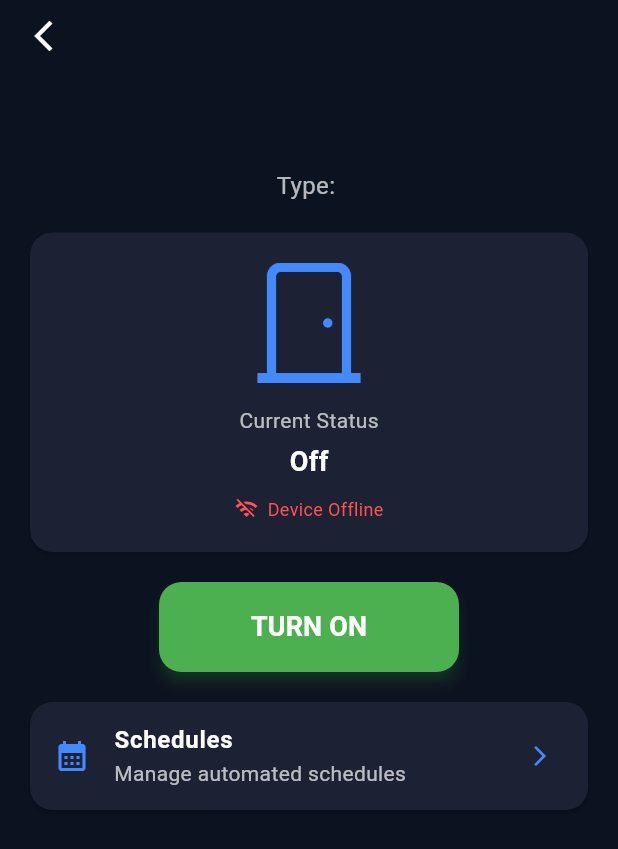
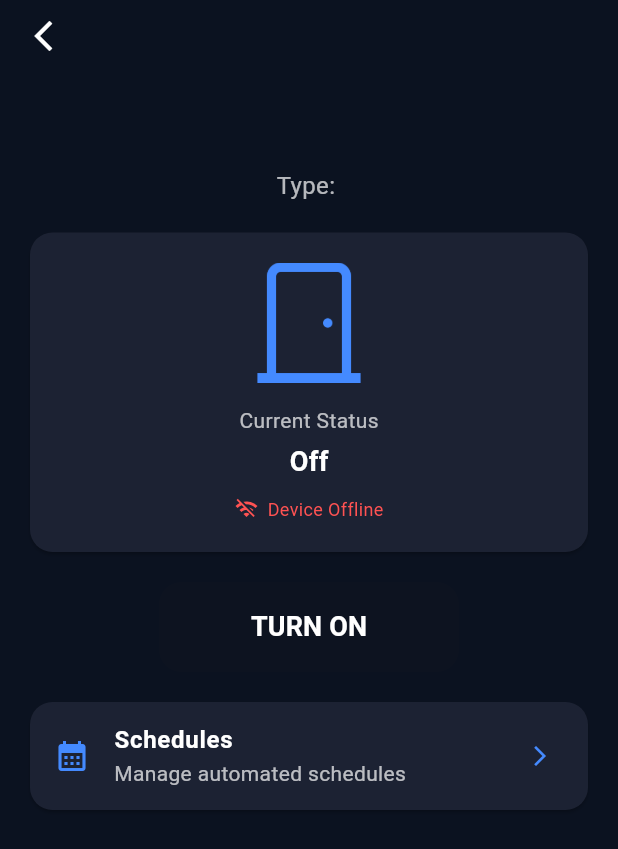
Before and after one commit to maozedoggo/FYP_Smahorz, a Flutter app: the DeviceControlPage screen opened directly with empty values, on a phone screen of 412 x 824 dp. Shown: the top 849 px of the screen. Run offline on Flutter 3.47's test engine with Material 3 defaults, Android fonts, the phone set to English and light mode, and no system bars; our stand-ins replace cloud_firestore, firebase_auth, firebase_core, firebase_database, firebase_messaging, firebase_storage and 5 more; missing offline and left inert: qr_code_scanner; accounts and stored records are empty.

Commit message:
fix-device page debounce

```diff
--- a/lib/views/pages/profile-page/profile_page.dart
+++ b/lib/views/pages/profile-page/profile_page.dart
@@ -297,7 +297,7 @@ class _ProfilePageState extends State<ProfilePage> {
                       child: _activities.isEmpty
                           ? Container(
                               height: 60, // Minimum height to match activity items
-                              alignment: Alignment.centerLeft,
+                              alignment: Alignment.center,
                               child: const Text(
                                 "No recent activity",
                                 style: TextStyle(
--- a/lib/views/pages/settings-page/members_profile_admin.dart
+++ b/lib/views/pages/settings-page/members_profile_admin.dart
@@ -237,7 +237,7 @@ class _MemberProfilePageState extends State<MemberProfilePage> {
                       child: _activities.isEmpty
                           ? Container(
                               height: 60, // Minimum height to match activity items
-                              alignment: Alignment.centerLeft,
+                              alignment: Alignment.center,
                               child: const Text(
                                 "No recent activity",
                                 style: TextStyle(
--- a/lib/views/pages/smart-devices/device_page.dart
+++ b/lib/views/pages/smart-devices/device_page.dart
@@ -27,8 +27,9 @@ class _DeviceControlPageState extends State<DeviceControlPage> {
   // ===========================================================================
   // STATE VARIABLES
   // ===========================================================================
-  bool _isUpdating = false; // Track if update is in progress
+  bool _isUpdating = false;
   dynamic _deviceStatus = false;
+  dynamic _displayedStatus = false;
   String? householdUid;
   final FirebaseFirestore _firestore = FirebaseFirestore.instance;
   final DatabaseReference _realtimeDB = FirebaseDatabase.instanceFor(
@@ -42,8 +43,8 @@ class _DeviceControlPageState extends State<DeviceControlPage> {
   StreamSubscription<DatabaseEvent>? _parcelOutsideSubscription;
   StreamSubscription<DatabaseEvent>? _connectionStatusSubscription;
 
-  bool _isControlling = false;
-  bool _deviceConnected = false; // Track device connection status
+  bool _deviceConnected = false;
+  bool _isInitialLoad = true;
 
   // ===========================================================================
   // LIFECYCLE METHODS
@@ -52,6 +53,15 @@ class _DeviceControlPageState extends State<DeviceControlPage> {
   void initState() {
     super.initState();
     _loadHouseholdUid();
+
+    // Reduced initial load time to 1 second for better UX
+    Future.delayed(const Duration(seconds: 1), () {
+      if (mounted) {
+        setState(() {
+          _isInitialLoad = false;
+        });
+      }
+    });
   }
 
   @override
@@ -64,19 +74,18 @@ class _DeviceControlPageState extends State<DeviceControlPage> {
   }
 
   // ===========================================================================
-  // REALTIME DATABASE METHODS - FIXED
+  // REALTIME DATABASE METHODS
   // ===========================================================================
   void _setupRealtimeListener(String householdId) {
     final deviceType = widget.deviceType.toLowerCase();
 
-    // Cancel any existing subscriptions
     _deviceSubscription?.cancel();
     _parcelInsideSubscription?.cancel();
     _parcelOutsideSubscription?.cancel();
     _connectionStatusSubscription?.cancel();
 
     // ===========================================================================
-    // CONNECTION STATUS LISTENER - NEW
+    // CONNECTION STATUS LISTENER
     // ===========================================================================
     final connectionPath = '$householdId/${widget.deviceId}/connectionStatus';
     print("DeviceControlPage listening to connection status: $connectionPath");
@@ -95,7 +104,6 @@ class _DeviceControlPageState extends State<DeviceControlPage> {
                 "DeviceControlPage connection update: ${widget.deviceId} = $connectionStatus",
               );
             } else {
-              // If connectionStatus doesn't exist, assume device is offline
               setState(() {
                 _deviceConnected = false;
               });
@@ -113,7 +121,6 @@ class _DeviceControlPageState extends State<DeviceControlPage> {
         );
 
     if (deviceType.contains('parcel')) {
-      // Parcel box - listen to individual status paths
       final insidePath = '$householdId/${widget.deviceId}/insideStatus';
       final outsidePath = '$householdId/${widget.deviceId}/outsideStatus';
 
@@ -124,7 +131,7 @@ class _DeviceControlPageState extends State<DeviceControlPage> {
       _parcelInsideSubscription = _realtimeDB.child(insidePath).onValue.listen((
         DatabaseEvent event,
       ) {
-        if (event.snapshot.exists && mounted && !_isControlling) {
+        if (event.snapshot.exists && mounted) {
           final insideStatus = event.snapshot.value == true;
           _updateParcelStatus(insideStatus, true);
         }
@@ -134,13 +141,12 @@ class _DeviceControlPageState extends State<DeviceControlPage> {
           .child(outsidePath)
           .onValue
           .listen((DatabaseEvent event) {
-            if (event.snapshot.exists && mounted && !_isControlling) {
+            if (event.snapshot.exists && mounted) {
               final outsideStatus = event.snapshot.value == true;
               _updateParcelStatus(outsideStatus, false);
             }
           });
     } else {
-      // All other devices - simple status
       final path = '$householdId/${widget.deviceId}/status';
       print("DeviceControlPage listening to: $path");
 
@@ -149,13 +155,17 @@ class _DeviceControlPageState extends State<DeviceControlPage> {
           .onValue
           .listen(
             (DatabaseEvent event) {
-              if (event.snapshot.exists && mounted && !_isControlling) {
+              if (event.snapshot.exists && mounted) {
                 final data = event.snapshot.value;
                 final bool isOn = data == true;
 
+                // Only update if not currently performing a user action
+                if (!_isUpdating) {
                   setState(() {
                     _deviceStatus = isOn;
+                    _displayedStatus = isOn;
                   });
+                }
 
                 print("DeviceControlPage update: ${widget.deviceId} = $isOn");
               }
@@ -168,15 +178,21 @@ class _DeviceControlPageState extends State<DeviceControlPage> {
   }
 
   void _updateParcelStatus(bool status, bool isInside) {
+    // Only update if not currently performing a user action
+    if (_isUpdating) return;
+
     setState(() {
       if (_deviceStatus is! Map) {
         _deviceStatus = {'insideStatus': false, 'outsideStatus': false};
+        _displayedStatus = {'insideStatus': false, 'outsideStatus': false};
       }
 
       if (isInside) {
         _deviceStatus['insideStatus'] = status;
+        _displayedStatus['insideStatus'] = status;
       } else {
         _deviceStatus['outsideStatus'] = status;
+        _displayedStatus['outsideStatus'] = status;
       }
     });
 
@@ -186,39 +202,53 @@ class _DeviceControlPageState extends State<DeviceControlPage> {
   }
 
   // ===========================================================================
-  // DEVICE CONTROL METHODS - FIXED
+  // DEVICE CONTROL METHODS
   // ===========================================================================
-  void _toggleDevice() async {
-    // Only check if already controlling or updating
-    if (householdUid == null || _isControlling || _isUpdating) {
+  Future<void> _toggleDevice() async {
+    if (_isUpdating || householdUid == null || !_deviceConnected) {
       return;
     }
 
-    // Store previous state before any operations
     final previousStatus = _deviceStatus;
+    final previousDisplayStatus = _displayedStatus;
 
     try {
-      _isControlling = true; // Prevent multiple rapid toggles
-      _isUpdating = true; // Show loading state
-      setState(() {}); // Update UI immediately to show loading
+      setState(() {
+        _isUpdating = true;
+
+        // IMMEDIATELY update displayed status for instant UI feedback
+        final deviceType = widget.deviceType.toLowerCase();
+        if (deviceType.contains('parcel')) {
+          final currentInside = _displayedStatus is Map
+              ? _displayedStatus['insideStatus'] ?? false
+              : false;
+          final currentOutside = _displayedStatus is Map
+              ? _displayedStatus['outsideStatus'] ?? false
+              : false;
+          final newState = !(currentInside || currentOutside);
+          _displayedStatus = {
+            'insideStatus': newState,
+            'outsideStatus': newState,
+          };
+        } else {
+          _displayedStatus = !(_displayedStatus == true);
+        }
+      });
 
       final deviceType = widget.deviceType.toLowerCase();
       final newStatus = _getNewStatus();
 
-      print("=== DEVICE CONTROL PAGE - TOGGLING DEVICE ===");
-      print("Device ID: ${widget.deviceId}");
-      print("Device Type: ${widget.deviceType}");
-      print("Household ID: $householdUid");
-      print("New Status: $newStatus");
+      print("=== USER TOGGLING DEVICE ===");
+      print("Device: ${widget.deviceName} (${widget.deviceId})");
+      print("From: $previousStatus");
+      print("To: $newStatus");
 
-      // Perform the update operations and wait for them to complete
       if (deviceType.contains('parcel')) {
         await _updateParcelBoxStatus(newStatus);
       } else {
         await _updateSimpleDeviceStatus(newStatus);
       }
 
-      // Update local state after successful update
       setState(() {
         _deviceStatus = newStatus;
       });
@@ -227,21 +257,27 @@ class _DeviceControlPageState extends State<DeviceControlPage> {
     } catch (error) {
       print("✗ Error controlling device: $error");
 
-      // Revert to previous state on error
       setState(() {
         _deviceStatus = previousStatus;
+        _displayedStatus = previousDisplayStatus;
       });
 
+      if (mounted) {
         ScaffoldMessenger.of(context).showSnackBar(
           SnackBar(
-          content: Text("Error controlling device: $error"),
+            content: Text("Error: ${error.toString()}"),
             backgroundColor: Colors.red,
+            duration: const Duration(seconds: 2),
           ),
         );
+      }
     } finally {
-      _isControlling = false; // Re-enable controls
-      _isUpdating = false; // Hide loading state
-      setState(() {}); // Update UI
+      // FIXED: Remove delay - allow immediate subsequent clicks
+      if (mounted) {
+        setState(() {
+          _isUpdating = false;
+        });
+      }
     }
   }
 
@@ -249,7 +285,6 @@ class _DeviceControlPageState extends State<DeviceControlPage> {
     final deviceType = widget.deviceType.toLowerCase();
 
     if (deviceType.contains('parcel')) {
-      // For parcel box, toggle both doors together in control page
       final currentInside = _deviceStatus is Map
           ? _deviceStatus['insideStatus'] ?? false
           : false;
@@ -257,16 +292,13 @@ class _DeviceControlPageState extends State<DeviceControlPage> {
           ? _deviceStatus['outsideStatus'] ?? false
           : false;
 
-      // Toggle both doors to the same state
       final newState = !(currentInside || currentOutside);
       return {'insideStatus': newState, 'outsideStatus': newState};
     } else {
-      // Simple toggle for other devices
       return !(_deviceStatus == true);
     }
   }
 
-  // ---------- Activity logging helper ----------
   Future<void> _logActivity({
     required String householdId,
     required String userEmail,
@@ -275,7 +307,6 @@ class _DeviceControlPageState extends State<DeviceControlPage> {
     required String action,
   }) async {
     try {
-      // Ensure member document exists with username and role
       final userDoc = await FirebaseFirestore.instance
           .collection('users')
           .doc(userEmail)
@@ -311,14 +342,12 @@ class _DeviceControlPageState extends State<DeviceControlPage> {
   }
 
   Future<void> _updateSimpleDeviceStatus(bool newStatus) async {
-    // Update Firestore
     await _firestore.collection('devices').doc(widget.deviceId).update({
       'status': newStatus,
       'lastUpdated': FieldValue.serverTimestamp(),
     });
     print("✓ Updated Firestore: status = $newStatus");
 
-    // Update Realtime Database
     await _realtimeDB
         .child('$householdUid/${widget.deviceId}/status')
         .set(newStatus);
@@ -326,7 +355,6 @@ class _DeviceControlPageState extends State<DeviceControlPage> {
       "✓ Updated Realtime DB: $householdUid/${widget.deviceId}/status = $newStatus",
     );
 
-    // Log activity
     final user = FirebaseAuth.instance.currentUser;
     final deviceName = widget.deviceName;
     if (user != null && householdUid != null) {
@@ -350,14 +378,12 @@ class _DeviceControlPageState extends State<DeviceControlPage> {
     final insideStatus = newStatus['insideStatus'] ?? false;
     final outsideStatus = newStatus['outsideStatus'] ?? false;
 
-    // Update Firestore
     await _firestore.collection('devices').doc(widget.deviceId).update({
       'status': {'insideStatus': insideStatus, 'outsideStatus': outsideStatus},
       'lastUpdated': FieldValue.serverTimestamp(),
     });
     print("✓ Updated Firestore parcel box status");
 
-    // Update Realtime Database - set both values
     await _realtimeDB
         .child('$householdUid/${widget.deviceId}/insideStatus')
         .set(insideStatus);
@@ -368,7 +394,6 @@ class _DeviceControlPageState extends State<DeviceControlPage> {
       "✓ Updated Realtime DB parcel box: inside=$insideStatus, outside=$outsideStatus",
     );
 
-    // Log activity
     final user = FirebaseAuth.instance.currentUser;
     if (user != null && householdUid != null) {
       final action = (insideStatus || outsideStatus)
@@ -401,17 +426,20 @@ class _DeviceControlPageState extends State<DeviceControlPage> {
         _setupRealtimeListener(householdId);
         print("DeviceControlPage loaded household: $householdId");
 
-        // Also load initial device status
         _loadInitialDeviceStatus();
       } else {
+        if (mounted) {
           ScaffoldMessenger.of(context).showSnackBar(
             const SnackBar(content: Text("Household ID not found.")),
           );
         }
+      }
     } catch (e) {
+      if (mounted) {
         ScaffoldMessenger.of(context).showSnackBar(
           SnackBar(content: Text("Error fetching household ID: $e")),
         );
+      }
     }
   }
 
@@ -432,8 +460,10 @@ class _DeviceControlPageState extends State<DeviceControlPage> {
             _deviceStatus = status is Map
                 ? Map<String, bool>.from(status)
                 : {'insideStatus': false, 'outsideStatus': false};
+            _displayedStatus = _deviceStatus;
           } else {
             _deviceStatus = status == true;
+            _displayedStatus = _deviceStatus;
           }
         });
 
@@ -451,49 +481,51 @@ class _DeviceControlPageState extends State<DeviceControlPage> {
     final deviceType = widget.deviceType.toLowerCase();
 
     if (deviceType.contains('hanger') || deviceType.contains('clothe')) {
-      return _deviceStatus == true ? "Extended" : "Retracted";
+      return _displayedStatus == true ? "Extended" : "Retracted";
     } else if (deviceType.contains('parcel')) {
-      final inside = _deviceStatus is Map
-          ? _deviceStatus['insideStatus'] ?? false
+      final inside = _displayedStatus is Map
+          ? _displayedStatus['insideStatus'] ?? false
           : false;
-      final outside = _deviceStatus is Map
-          ? _deviceStatus['outsideStatus'] ?? false
+      final outside = _displayedStatus is Map
+          ? _displayedStatus['outsideStatus'] ?? false
           : false;
       return 'In: ${inside ? "Open" : "Closed"}, Out: ${outside ? "Open" : "Closed"}';
     }
-    return _deviceStatus == true ? "On" : "Off";
+    return _displayedStatus == true ? "On" : "Off";
   }
 
   String _getButtonText() {
     final deviceType = widget.deviceType.toLowerCase();
 
     if (deviceType.contains('hanger') || deviceType.contains('clothe')) {
-      return _deviceStatus == true ? "RETRACT" : "EXTEND";
+      return _displayedStatus == true ? "RETRACT" : "EXTEND";
     } else if (deviceType.contains('parcel')) {
-      final inside = _deviceStatus is Map
-          ? _deviceStatus['insideStatus'] ?? false
+      final inside = _displayedStatus is Map
+          ? _displayedStatus['insideStatus'] ?? false
           : false;
-      final outside = _deviceStatus is Map
-          ? _deviceStatus['outsideStatus'] ?? false
+      final outside = _displayedStatus is Map
+          ? _displayedStatus['outsideStatus'] ?? false
           : false;
       return (inside || outside) ? "CLOSE ALL" : "OPEN ALL";
     }
-    return _deviceStatus == true ? "TURN OFF" : "TURN ON";
+    return _displayedStatus == true ? "TURN OFF" : "TURN ON";
   }
 
   Color _getButtonColor() {
+    if (_isUpdating) return Colors.grey;
+
     final deviceType = widget.deviceType.toLowerCase();
 
     if (deviceType.contains('parcel')) {
-      final inside = _deviceStatus is Map
-          ? _deviceStatus['insideStatus'] ?? false
+      final inside = _displayedStatus is Map
+          ? _displayedStatus['insideStatus'] ?? false
           : false;
-      final outside = _deviceStatus is Map
-          ? _deviceStatus['outsideStatus'] ?? false
+      final outside = _displayedStatus is Map
+          ? _displayedStatus['outsideStatus'] ?? false
           : false;
       return (inside || outside) ? Colors.redAccent : Colors.green;
     }
-    return _deviceStatus == true ? Colors.redAccent : Colors.green;
+    return _displayedStatus == true ? Colors.redAccent : Colors.green;
   }
 
   String _getDeviceIcon() {
@@ -511,7 +543,7 @@ class _DeviceControlPageState extends State<DeviceControlPage> {
   }
 
   // ===========================================================================
-  // BUILD METHOD - UPDATED UI
+  // BUILD METHOD
   // ===========================================================================
   @override
   Widget build(BuildContext context) {
@@ -520,7 +552,6 @@ class _DeviceControlPageState extends State<DeviceControlPage> {
       body: SafeArea(
         child: Column(
           children: [
-            // Back button
             Padding(
               padding: const EdgeInsets.symmetric(horizontal: 5.0),
               child: Align(
@@ -535,7 +566,6 @@ class _DeviceControlPageState extends State<DeviceControlPage> {
 
             const SizedBox(height: 20),
 
-            // Device name
             Align(
               child: Text(
                 widget.deviceName,
@@ -549,7 +579,6 @@ class _DeviceControlPageState extends State<DeviceControlPage> {
 
             const SizedBox(height: 10),
 
-            // Device type
             Text(
               "Type: ${widget.deviceType}",
               style: const TextStyle(color: Colors.white70, fontSize: 16),
@@ -557,7 +586,6 @@ class _DeviceControlPageState extends State<DeviceControlPage> {
 
             const SizedBox(height: 20),
 
-            // Status Card
             SizedBox(
               width: double.infinity,
               child: Card(
@@ -573,8 +601,7 @@ class _DeviceControlPageState extends State<DeviceControlPage> {
                       Image.asset(
                         _getDeviceIcon(),
                         width: 80,
-                        color: Colors
-                            .blueAccent, // Always blue, not affected by connection status
+                        color: Colors.blueAccent,
                       ),
                       const SizedBox(height: 15),
                       Text(
@@ -591,7 +618,6 @@ class _DeviceControlPageState extends State<DeviceControlPage> {
                         ),
                       ),
                       const SizedBox(height: 10),
-                      // Device Connection Status
                       Row(
                         mainAxisAlignment: MainAxisAlignment.center,
                         children: [
@@ -624,27 +650,22 @@ class _DeviceControlPageState extends State<DeviceControlPage> {
 
             const SizedBox(height: 20),
 
-            // Main Control Button - Centered
+            // FIXED: Removed _isInitialLoad from condition
             SizedBox(
               width: 200,
               height: 60,
               child: ElevatedButton(
                 onPressed:
-                    (_isControlling || _isUpdating) // Disable if updating
+                    (_isUpdating || householdUid == null || !_deviceConnected)
                     ? null
                     : _toggleDevice,
                 style: ElevatedButton.styleFrom(
-                  backgroundColor: _isUpdating
-                      ? Colors
-                            .grey // Show grey when loading
-                      : _getButtonColor(),
+                  backgroundColor: _getButtonColor(),
                   shape: RoundedRectangleBorder(
                     borderRadius: BorderRadius.circular(15),
                   ),
                   elevation: 4,
-                  shadowColor: _isUpdating
-                      ? Colors.grey.withOpacity(0.5)
-                      : _getButtonColor().withOpacity(0.5),
+                  shadowColor: _getButtonColor().withOpacity(0.5),
                 ),
                 child: _isUpdating
                     ? const SizedBox(
@@ -670,7 +691,6 @@ class _DeviceControlPageState extends State<DeviceControlPage> {
 
             const SizedBox(height: 20),
 
-            // Schedule Button - Centered with icon
             Card(
               color: const Color(0xFF1C2233),
               margin: const EdgeInsets.symmetric(horizontal: 20),
@@ -680,8 +700,7 @@ class _DeviceControlPageState extends State<DeviceControlPage> {
               child: ListTile(
                 leading: const Icon(
                   Icons.calendar_month,
-                  color: Colors
-                      .blueAccent, // Always blue, not affected by connection status
+                  color: Colors.blueAccent,
                 ),
                 title: const Text(
                   "Schedules",
@@ -699,9 +718,7 @@ class _DeviceControlPageState extends State<DeviceControlPage> {
                   color: Colors.blueAccent,
                   size: 16,
                 ),
-                onTap:
-                    (householdUid == null ||
-                        _isControlling) // Only check household and controlling status
+                onTap: (householdUid == null)
                     ? null
                     : () {
                         Navigator.push(
```
Lines whose indentation alone changed are shown as unchanged.
